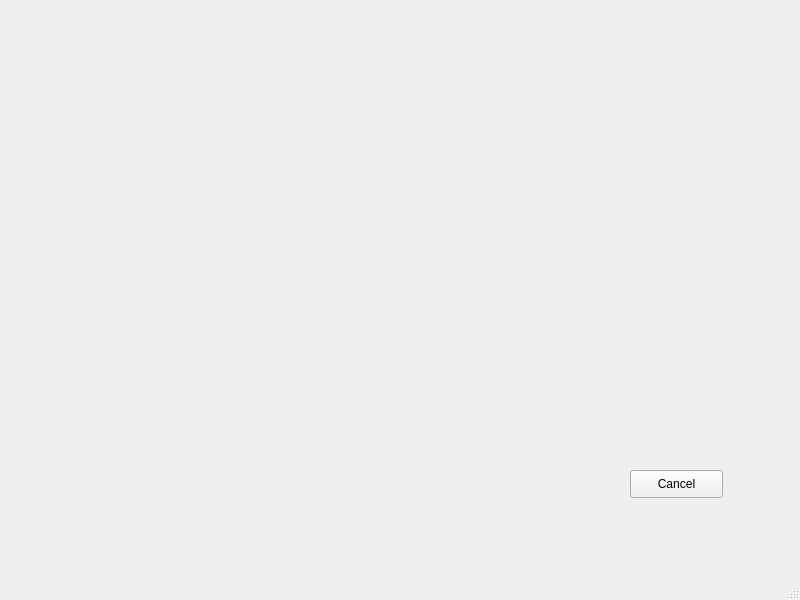
The window that GJR/views/readTicket.ui (CaduRomaniello/GJR) describes before a commit, drawn with Qt 5.
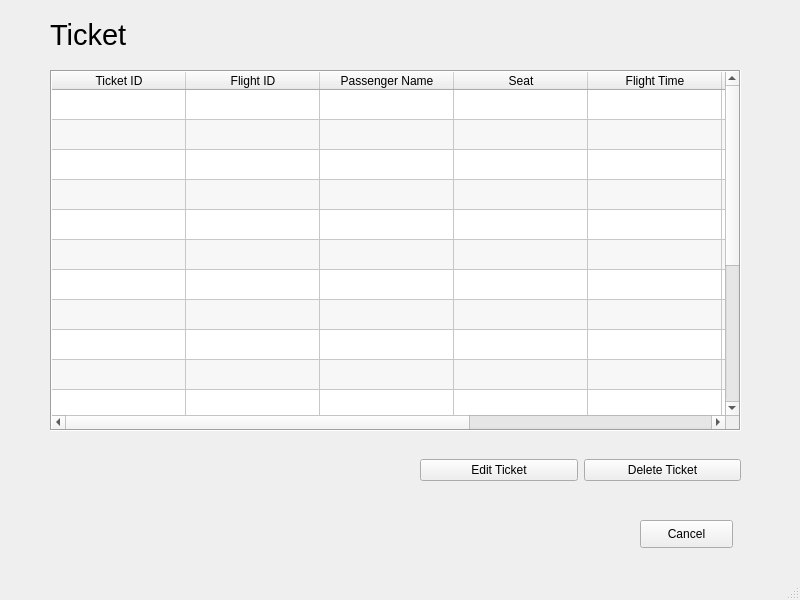
The same window after the commit.

The edit to the form file:
```diff
--- a/GJR/views/readTicket.ui
+++ b/GJR/views/readTicket.ui
@@ -17,8 +17,8 @@
    <widget class="QPushButton" name="button_cancel">
     <property name="geometry">
      <rect>
-      <x>630</x>
-      <y>470</y>
+      <x>640</x>
+      <y>520</y>
       <width>93</width>
       <height>28</height>
      </rect>
@@ -27,6 +27,194 @@
      <string>Cancel</string>
     </property>
    </widget>
+   <widget class="QLabel" name="label_title">
+    <property name="geometry">
+     <rect>
+      <x>50</x>
+      <y>9</y>
+      <width>201</width>
+      <height>51</height>
+     </rect>
+    </property>
+    <property name="font">
+     <font>
+      <pointsize>22</pointsize>
+     </font>
+    </property>
+    <property name="text">
+     <string>Ticket</string>
+    </property>
+   </widget>
+   <widget class="QTableWidget" name="table_ticket">
+    <property name="geometry">
+     <rect>
+      <x>50</x>
+      <y>70</y>
+      <width>691</width>
+      <height>361</height>
+     </rect>
+    </property>
+    <property name="tabletTracking">
+     <bool>false</bool>
+    </property>
+    <property name="layoutDirection">
+     <enum>Qt::LeftToRight</enum>
+    </property>
+    <property name="autoFillBackground">
+     <bool>false</bool>
+    </property>
+    <property name="frameShape">
+     <enum>QFrame::Box</enum>
+    </property>
+    <property name="sizeAdjustPolicy">
+     <enum>QAbstractScrollArea::AdjustIgnored</enum>
+    </property>
+    <property name="autoScroll">
+     <bool>true</bool>
+    </property>
+    <property name="editTriggers">
+     <set>QAbstractItemView::NoEditTriggers</set>
+    </property>
+    <property name="dragEnabled">
+     <bool>false</bool>
+    </property>
+    <property name="alternatingRowColors">
+     <bool>true</bool>
+    </property>
+    <property name="textElideMode">
+     <enum>Qt::ElideRight</enum>
+    </property>
+    <property name="verticalScrollMode">
+     <enum>QAbstractItemView::ScrollPerPixel</enum>
+    </property>
+    <property name="showGrid">
+     <bool>true</bool>
+    </property>
+    <property name="gridStyle">
+     <enum>Qt::SolidLine</enum>
+    </property>
+    <property name="sortingEnabled">
+     <bool>true</bool>
+    </property>
+    <property name="wordWrap">
+     <bool>true</bool>
+    </property>
+    <property name="cornerButtonEnabled">
+     <bool>true</bool>
+    </property>
+    <property name="rowCount">
+     <number>19</number>
+    </property>
+    <property name="columnCount">
+     <number>8</number>
+    </property>
+    <attribute name="horizontalHeaderVisible">
+     <bool>true</bool>
+    </attribute>
+    <attribute name="horizontalHeaderCascadingSectionResizes">
+     <bool>true</bool>
+    </attribute>
+    <attribute name="horizontalHeaderDefaultSectionSize">
+     <number>134</number>
+    </attribute>
+    <attribute name="horizontalHeaderHighlightSections">
+     <bool>true</bool>
+    </attribute>
+    <attribute name="horizontalHeaderShowSortIndicator" stdset="0">
+     <bool>true</bool>
+    </attribute>
+    <attribute name="horizontalHeaderStretchLastSection">
+     <bool>false</bool>
+    </attribute>
+    <attribute name="verticalHeaderVisible">
+     <bool>false</bool>
+    </attribute>
+    <row/>
+    <row/>
+    <row/>
+    <row/>
+    <row/>
+    <row/>
+    <row/>
+    <row/>
+    <row/>
+    <row/>
+    <row/>
+    <row/>
+    <row/>
+    <row/>
+    <row/>
+    <row/>
+    <row/>
+    <row/>
+    <row/>
+    <column>
+     <property name="text">
+      <string>Ticket ID</string>
+     </property>
+    </column>
+    <column>
+     <property name="text">
+      <string>Flight ID</string>
+     </property>
+    </column>
+    <column>
+     <property name="text">
+      <string>Passenger Name</string>
+     </property>
+    </column>
+    <column>
+     <property name="text">
+      <string>Seat</string>
+     </property>
+    </column>
+    <column>
+     <property name="text">
+      <string>Flight Time</string>
+     </property>
+    </column>
+    <column>
+     <property name="text">
+      <string>Flight Date</string>
+     </property>
+    </column>
+    <column>
+     <property name="text">
+      <string>Origin</string>
+     </property>
+    </column>
+    <column>
+     <property name="text">
+      <string>Destiny</string>
+     </property>
+    </column>
+   </widget>
+   <widget class="QWidget" name="horizontalLayoutWidget">
+    <property name="geometry">
+     <rect>
+      <x>420</x>
+      <y>440</y>
+      <width>321</width>
+      <height>61</height>
+     </rect>
+    </property>
+    <layout class="QHBoxLayout" name="horizontalLayout">
+     <item>
+      <widget class="QPushButton" name="button_edit_ticket">
+       <property name="text">
+        <string>Edit Ticket</string>
+       </property>
+      </widget>
+     </item>
+     <item>
+      <widget class="QPushButton" name="button_delete_ticket">
+       <property name="text">
+        <string>Delete Ticket</string>
+       </property>
+      </widget>
+     </item>
+    </layout>
+   </widget>
   </widget>
   <widget class="QMenuBar" name="menubar">
    <property name="geometry">
```
Left out of the diff: 2 changed lines with no effect on the pictures.
